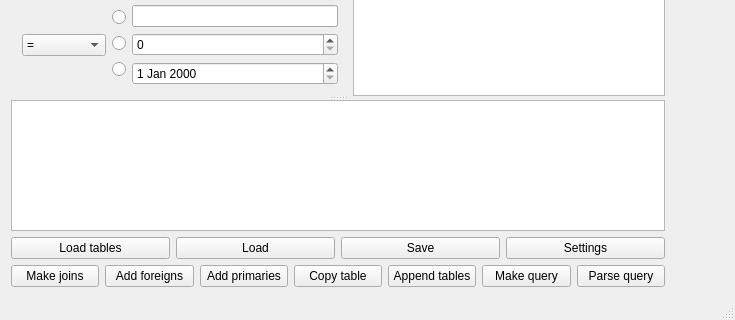
First picture: the form in mainwindow.ui, repository dainisp/sqlbuild, before the edit; both pictures show x 0 to 735 and y 286 to 606 of the 735 by 606 pixel window.
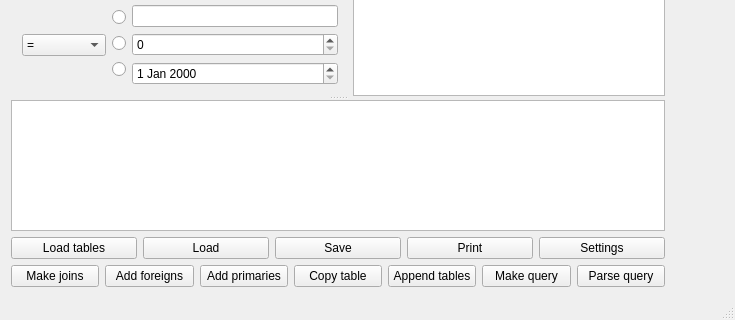
Second picture: the form after the edit. Icons and pictures are not drawn. Custom widgets are drawn as their Qt base class.

Commit message: Corrected shema load for link types foreign , added print support

```diff
--- a/mainwindow.ui
+++ b/mainwindow.ui
@@ -211,6 +211,13 @@
           </property>
          </widget>
         </item>
+        <item>
+         <widget class="QPushButton" name="printb">
+          <property name="text">
+           <string>Print</string>
+          </property>
+         </widget>
+        </item>
         <item>
          <widget class="QPushButton" name="settb">
           <property name="text">
```
Left out of the diff: 14 changed lines with no effect on the pictures. The commit also changes 11 other files.
